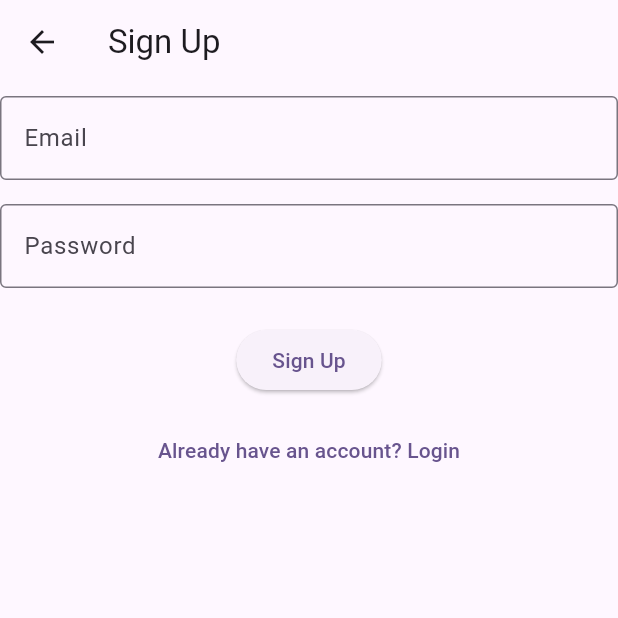
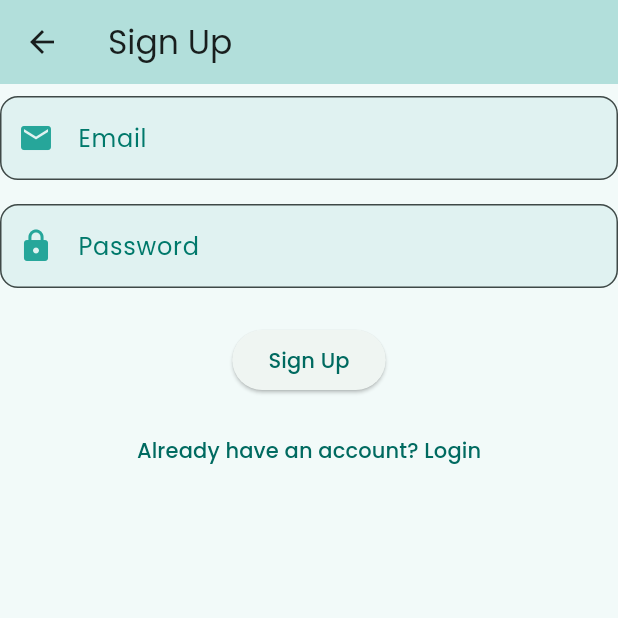
Before and after one commit to samaha-rizvi-4578/Travel-Journal-flutter, a Flutter app: the screen it shows after launch, after a tap on "Don’t have an account? Sign Up", on a phone screen of 412 x 824 dp, the top half of it. Run offline on Flutter 3.47's test engine with Material 3 defaults, Android fonts, the phone set to English and light mode, and no system bars; our stand-ins replace bloc, equatable, firebase_auth, firebase_core, flutter_bloc, google_fonts; accounts and stored records are empty.

Commit message:
add theme to form widget and universal theme to main.dart

```diff
--- a/lib/main.dart
+++ b/lib/main.dart
@@ -1,6 +1,8 @@
 import 'package:flutter/material.dart';
 import 'package:firebase_core/firebase_core.dart';
 import 'package:flutter_bloc/flutter_bloc.dart';
+import 'package:google_fonts/google_fonts.dart';
+
 import 'firebase_options.dart';
 import 'package:auth_repo/auth_repo.dart';
 import 'package:auth_ui/auth_ui.dart';
@@ -30,16 +32,50 @@ class MyApp extends StatelessWidget {
         child: MaterialApp(
           title: 'Travel Journal',
           theme: ThemeData(
-            colorScheme: ColorScheme.fromSeed(seedColor: Colors.deepPurple),
             useMaterial3: true,
+            colorScheme: ColorScheme.fromSeed(
+              seedColor: Colors.teal,
+              brightness: Brightness.light,
+            ),
+            textTheme: GoogleFonts.poppinsTextTheme(),
+            scaffoldBackgroundColor: const Color(0xFFF2FAF9),
+            appBarTheme: const AppBarTheme(
+              backgroundColor: Color(0xFFB2DFDB),
+              foregroundColor: Colors.black87,
+              elevation: 0,
+            ),
+            inputDecorationTheme: InputDecorationTheme(
+              filled: true,
+              fillColor: Colors.teal[50],
+              border: OutlineInputBorder(
+                borderRadius: BorderRadius.circular(12),
+              ),
+              labelStyle: const TextStyle(color: Colors.teal),
+            ),
+            iconTheme: const IconThemeData(color: Colors.teal),
           ),
-          initialRoute: '/',
-          routes: {
-            '/': (_) => const LoginScreen(), // Login screen route
-            '/home': (_) => const HomeScreen(), // Home screen route
+          onGenerateRoute: (settings) {
+            switch (settings.name) {
+              case '/':
+                return _fadeRoute(const LoginScreen());
+              case '/home':
+                return _fadeRoute(const HomeScreen());
+              default:
+                return null;
+            }
           },
         ),
       ),
+    );
+  }
+
+  PageRouteBuilder _fadeRoute(Widget screen) {
+    return PageRouteBuilder(
+      pageBuilder: (_, __, ___) => screen,
+      transitionsBuilder: (_, animation, __, child) {
+        return FadeTransition(opacity: animation, child: child);
+      },
+      transitionDuration: const Duration(milliseconds: 500),
     );
   }
 }
@@ -53,25 +89,22 @@ class HomeScreen extends StatelessWidget {
 
     return Scaffold(
       appBar: AppBar(
-        title: const Text('Home'),
+        title: const Text('Travel Journal'),
         actions: [
           IconButton(
             icon: const Icon(Icons.logout),
             onPressed: () {
-              // Dispatch logout
               context.read<AuthBloc>().add(AuthLogoutRequested());
-
-              // Navigate to LoginScreen and remove all previous routes
-              Navigator.of(context).pushAndRemoveUntil(
-                MaterialPageRoute(builder: (_) => const LoginScreen()),
-                (route) => false,
-              );
+              Navigator.of(context).pushNamedAndRemoveUntil('/', (route) => false);
             },
           ),
         ],
       ),
       body: Center(
-        child: Text('Welcome, ${user?.email ?? "Unknown"}'),
+        child: Text(
+          'Welcome, ${user?.email ?? "Traveler"}',
+          style: Theme.of(context).textTheme.headlineMedium,
+        ),
       ),
     );
   }
--- a/packages/auth_ui/lib/login/login_form.dart
+++ b/packages/auth_ui/lib/login/login_form.dart
@@ -40,11 +40,16 @@ class _LoginFormState extends State<LoginForm> {
   Widget build(BuildContext context) {
     return Column(
       children: [
-        FormInput(label: 'Email', controller: _emailController),
+        FormInput(
+          label: 'Email',
+          controller: _emailController,
+          icon: Icons.email,
+        ),
         FormInput(
           label: 'Password',
           controller: _passwordController,
           obscureText: true,
+          icon: Icons.lock,
         ),
         const SizedBox(height: 16),
         ElevatedButton(
--- a/packages/auth_ui/lib/signup/signup_form.dart
+++ b/packages/auth_ui/lib/signup/signup_form.dart
@@ -39,11 +39,16 @@ class _SignupFormState extends State<SignupForm> {
   Widget build(BuildContext context) {
     return Column(
       children: [
-        FormInput(label: 'Email', controller: _emailController),
+        FormInput(
+          label: 'Email',
+          controller: _emailController,
+          icon: Icons.email,
+        ),
         FormInput(
           label: 'Password',
           controller: _passwordController,
           obscureText: true,
+          icon: Icons.lock,
         ),
         const SizedBox(height: 16),
         ElevatedButton(
--- a/packages/auth_ui/lib/widgets/form_input.dart
+++ b/packages/auth_ui/lib/widgets/form_input.dart
@@ -1,15 +1,19 @@
+import 'package:flutter/material.dart';
+import 'package:google_fonts/google_fonts.dart';
 import 'package:flutter/material.dart';
 
 class FormInput extends StatelessWidget {
   final String label;
   final TextEditingController controller;
   final bool obscureText;
+  final IconData? icon;
 
   const FormInput({
+    super.key,
     required this.label,
     required this.controller,
     this.obscureText = false,
-    super.key,
+    this.icon,
   });
 
   @override
@@ -19,9 +23,18 @@ class FormInput extends StatelessWidget {
       child: TextField(
         controller: controller,
         obscureText: obscureText,
+        style: GoogleFonts.poppins(),
         decoration: InputDecoration(
+          prefixIcon: icon != null ? Icon(icon, color: Colors.teal[400]) : null,
           labelText: label,
-          border: const OutlineInputBorder(),
+          labelStyle: GoogleFonts.poppins(
+            color: Colors.teal[700],
+          ),
+          border: OutlineInputBorder(
+            borderRadius: BorderRadius.circular(12),
+          ),
+          filled: true,
+          fillColor: Colors.teal[50],
         ),
       ),
     );
--- a/packages/auth_ui/pubspec.yaml
+++ b/packages/auth_ui/pubspec.yaml
@@ -13,7 +13,7 @@ dependencies:
     path: ../auth_repo
   flutter_bloc: ^9.1.1
   equatable: ^2.0.7
-
+  google_fonts: ^6.2.1
 dev_dependencies:
   flutter_test:
     sdk: flutter
--- a/pubspec.yaml
+++ b/pubspec.yaml
@@ -33,6 +33,7 @@ dependencies:
   firebase_storage: ^12.4.5
   flutter_bloc: ^9.1.1
   google_maps_flutter: ^2.12.1
+  google_fonts: ^6.2.1
   http: ^1.3.0
   equatable: ^2.0.7
   flutter:
```
Also changed, not shown: pubspec.lock, 1 other file.
